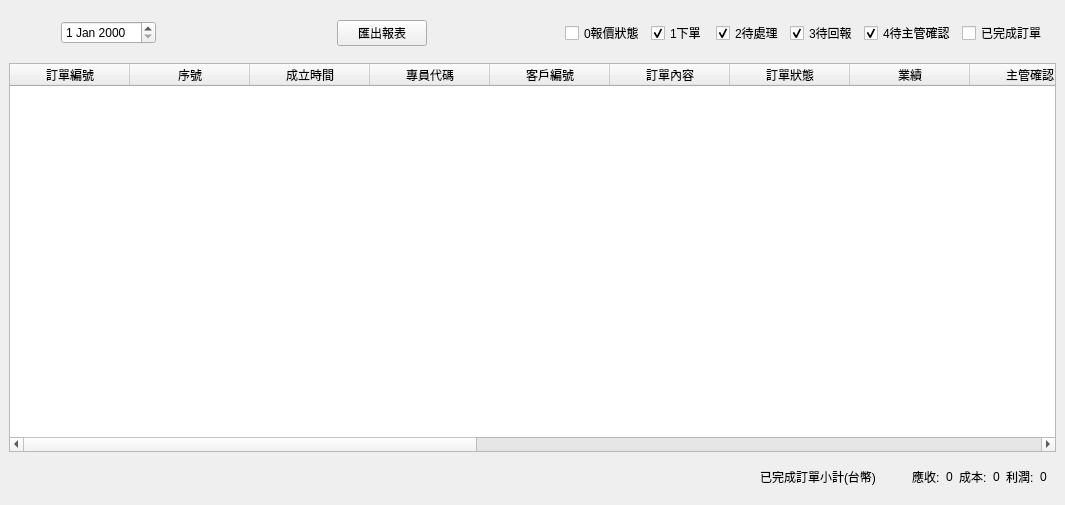
The window that src/AdbClient/StageOrder/LayerDayReport.ui (roger0816/Adb) describes before a commit, drawn with Qt 5.
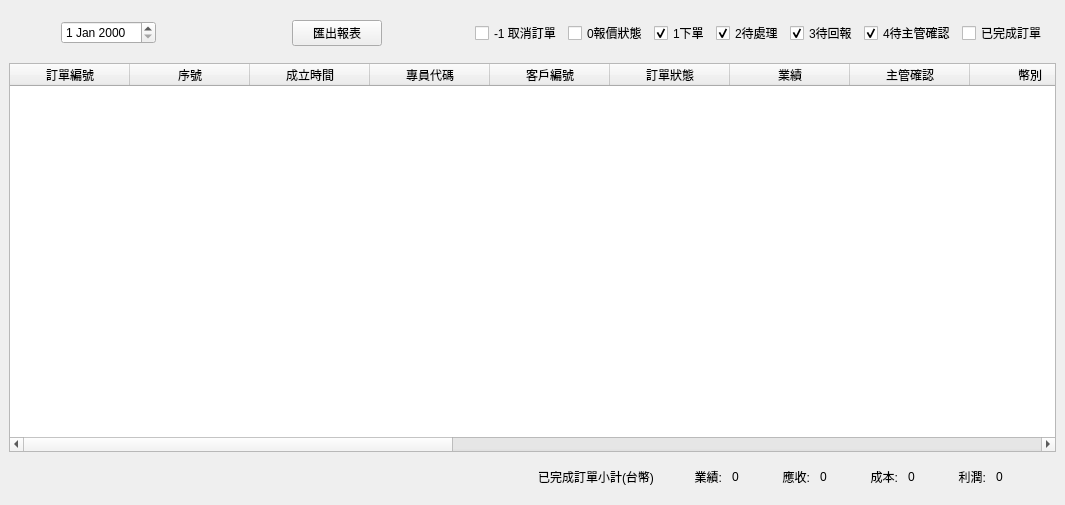
The same window after the commit.

Patch:
```diff
--- a/src/AdbClient/StageOrder/LayerDayReport.ui
+++ b/src/AdbClient/StageOrder/LayerDayReport.ui
@@ -71,11 +71,6 @@
           <string>客戶編號</string>
          </property>
         </column>
-        <column>
-         <property name="text">
-          <string>訂單內容</string>
-         </property>
-        </column>
         <column>
          <property name="text">
           <string>訂單狀態</string>
@@ -128,7 +123,7 @@
         </column>
         <column>
          <property name="text">
-          <string>數量</string>
+          <string>單位</string>
          </property>
         </column>
         <column>
@@ -136,6 +131,16 @@
           <string>成本參數</string>
          </property>
         </column>
+        <column>
+         <property name="text">
+          <string>圖</string>
+         </property>
+        </column>
+        <column>
+         <property name="text">
+          <string>圖</string>
+         </property>
+        </column>
        </widget>
       </item>
       <item row="0" column="0">
@@ -233,6 +238,16 @@
             </size>
            </property>
            <layout class="QHBoxLayout" name="horizontalLayout_2">
+            <item>
+             <widget class="QCheckBox" name="cbStep0_1">
+              <property name="text">
+               <string>-1 取消訂單</string>
+              </property>
+              <property name="checked">
+               <bool>false</bool>
+              </property>
+             </widget>
+            </item>
             <item>
              <widget class="QCheckBox" name="cbStep0">
               <property name="text">
@@ -308,6 +323,12 @@
          </size>
         </property>
         <layout class="QHBoxLayout" name="horizontalLayout_3">
+         <property name="spacing">
+          <number>10</number>
+         </property>
+         <property name="rightMargin">
+          <number>20</number>
+         </property>
          <item>
           <spacer name="horizontalSpacer">
            <property name="orientation">
@@ -328,15 +349,47 @@
            </property>
           </widget>
          </item>
+         <item>
+          <widget class="QLabel" name="label_2">
+           <property name="text">
+            <string>業績:</string>
+           </property>
+           <property name="alignment">
+            <set>Qt::AlignRight|Qt::AlignTrailing|Qt::AlignVCenter</set>
+           </property>
+          </widget>
+         </item>
+         <item>
+          <widget class="QLabel" name="lbTotalBonus">
+           <property name="minimumSize">
+            <size>
+             <width>40</width>
+             <height>0</height>
+            </size>
+           </property>
+           <property name="text">
+            <string>0</string>
+           </property>
+          </widget>
+         </item>
          <item>
           <widget class="QLabel" name="label">
            <property name="text">
             <string>應收:</string>
            </property>
+           <property name="alignment">
+            <set>Qt::AlignRight|Qt::AlignTrailing|Qt::AlignVCenter</set>
+           </property>
           </widget>
          </item>
          <item>
           <widget class="QLabel" name="lbTotal0">
+           <property name="minimumSize">
+            <size>
+             <width>40</width>
+             <height>0</height>
+            </size>
+           </property>
            <property name="text">
             <string>0</string>
            </property>
@@ -347,10 +400,19 @@
            <property name="text">
             <string>成本:</string>
            </property>
+           <property name="alignment">
+            <set>Qt::AlignRight|Qt::AlignTrailing|Qt::AlignVCenter</set>
+           </property>
           </widget>
          </item>
          <item>
           <widget class="QLabel" name="lbTotal1">
+           <property name="minimumSize">
+            <size>
+             <width>40</width>
+             <height>0</height>
+            </size>
+           </property>
            <property name="text">
             <string>0</string>
            </property>
@@ -361,10 +423,19 @@
            <property name="text">
             <string>利潤:</string>
            </property>
+           <property name="alignment">
+            <set>Qt::AlignRight|Qt::AlignTrailing|Qt::AlignVCenter</set>
+           </property>
           </widget>
          </item>
          <item>
           <widget class="QLabel" name="lbTotal2">
+           <property name="minimumSize">
+            <size>
+             <width>40</width>
+             <height>0</height>
+            </size>
+           </property>
            <property name="text">
             <string>0</string>
            </property>
```
